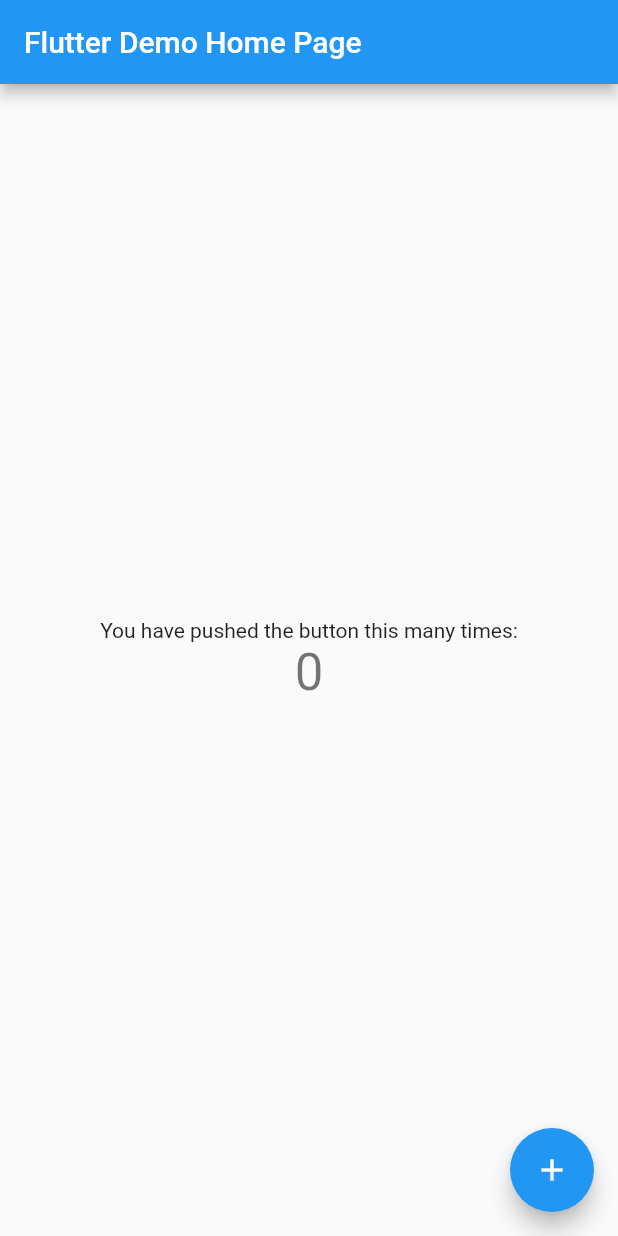
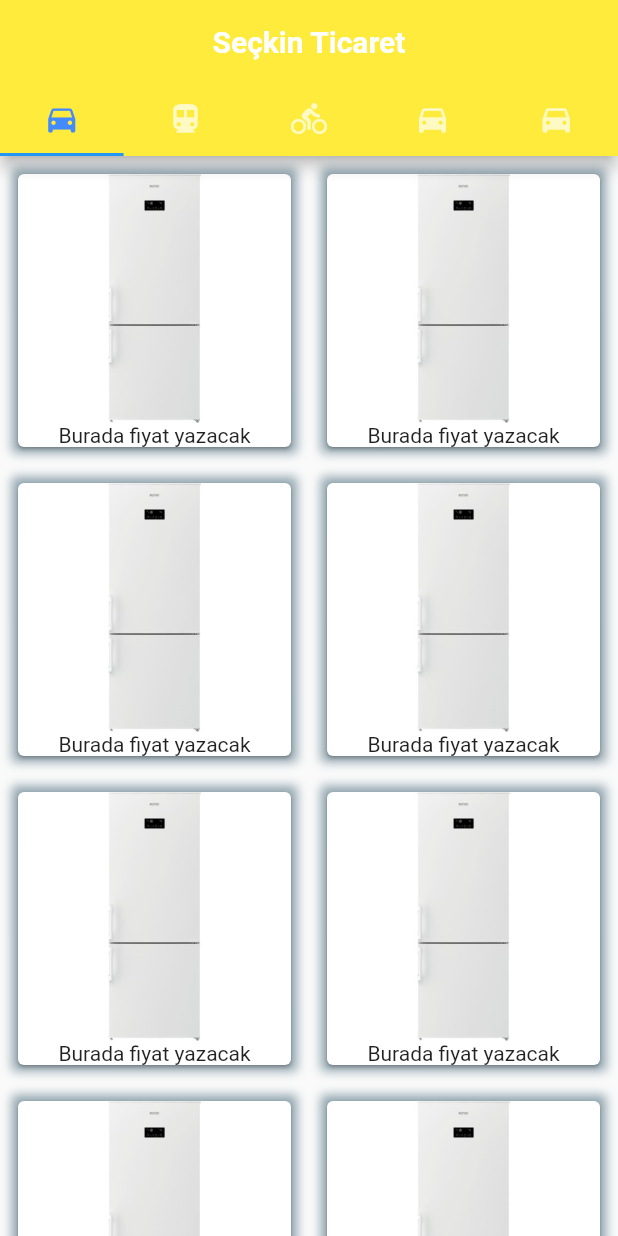
Before and after one commit to cbeyzaduzen/seckin_ticarett, a Flutter app: the screen it shows after launch, on a phone screen of 412 x 824 dp. Run offline on Flutter 3.47's test engine with Material 2 defaults, Android fonts, the phone set to English and light mode, and no system bars.

Commit message:
uygulama sayfaları oluşturuldu

```diff
--- a/lib/main.dart
+++ b/lib/main.dart
@@ -1,117 +1,53 @@
 import 'package:flutter/material.dart';
+import 'package:seckin_ticarett/sayfalar/bulasik.dart';
+import 'package:seckin_ticarett/sayfalar/buzdolab%C4%B1.dart';
+import 'package:seckin_ticarett/sayfalar/camasir.dart';
+import 'package:seckin_ticarett/sayfalar/kucukevalet.dart';
+import 'package:seckin_ticarett/sayfalar/tv.dart';
 
 void main() {
   runApp(MyApp());
 }
 
 class MyApp extends StatelessWidget {
-  // This widget is the root of your application.
   @override
   Widget build(BuildContext context) {
     return MaterialApp(
-      title: 'Flutter Demo',
-      theme: ThemeData(
-        // This is the theme of your application.
-        //
-        // Try running your application with "flutter run". You'll see the
-        // application has a blue toolbar. Then, without quitting the app, try
-        // changing the primarySwatch below to Colors.green and then invoke
-        // "hot reload" (press "r" in the console where you ran "flutter run",
-        // or simply save your changes to "hot reload" in a Flutter IDE).
-        // Notice that the counter didn't reset back to zero; the application
-        // is not restarted.
-        primarySwatch: Colors.blue,
-        // This makes the visual density adapt to the platform that you run
-        // the app on. For desktop platforms, the controls will be smaller and
-        // closer together (more dense) than on mobile platforms.
-        visualDensity: VisualDensity.adaptivePlatformDensity,
+      debugShowCheckedModeBanner: false,
+      home: DefaultTabController(
+
+        length: 5,
+        child: Scaffold(
+          appBar: AppBar(
+            backgroundColor: Colors.yellow,
+            bottom: TabBar(
+              tabs: [
+                Tab(icon: Icon(Icons.directions_car,color:  Colors.blueAccent,)),
+                Tab(icon: Icon(Icons.directions_transit)),
+                Tab(icon: Icon(Icons.directions_bike)),
+                Tab(icon: Icon(Icons.directions_car)),
+                Tab(icon: Icon(Icons.directions_car)),
+              ],
+            ),
+            title: Center(
+              child: Text(
+                'Seçkin Ticaret',
+                style: TextStyle(fontWeight: FontWeight.bold),
+
+              ),
+            ),
+          ),
+          body: TabBarView(
+            children: [
+              BuzdolabiPage(),
+              CamasirPage(),
+              BulasikPage(),
+              TvPage(),
+              KucukEvAletPage(),
+            ],
+          ),
+        ),
       ),
-      home: MyHomePage(title: 'Flutter Demo Home Page'),
     );
   }
 }
-
-class MyHomePage extends StatefulWidget {
-  MyHomePage({Key key, this.title}) : super(key: key);
-
-  // This widget is the home page of your application. It is stateful, meaning
-  // that it has a State object (defined below) that contains fields that affect
-  // how it looks.
-
-  // This class is the configuration for the state. It holds the values (in this
-  // case the title) provided by the parent (in this case the App widget) and
-  // used by the build method of the State. Fields in a Widget subclass are
-  // always marked "final".
-
-  final String title;
-
-  @override
-  _MyHomePageState createState() => _MyHomePageState();
-}
-
-class _MyHomePageState extends State<MyHomePage> {
-  int _counter = 0;
-
-  void _incrementCounter() {
-    setState(() {
-      // This call to setState tells the Flutter framework that something has
-      // changed in this State, which causes it to rerun the build method below
-      // so that the display can reflect the updated values. If we changed
-      // _counter without calling setState(), then the build method would not be
-      // called again, and so nothing would appear to happen.
-      _counter++;
-    });
-  }
-
-  @override
-  Widget build(BuildContext context) {
-    // This method is rerun every time setState is called, for instance as done
-    // by the _incrementCounter method above.
-    //
-    // The Flutter framework has been optimized to make rerunning build methods
-    // fast, so that you can just rebuild anything that needs updating rather
-    // than having to individually change instances of widgets.
-    return Scaffold(
-      appBar: AppBar(
-        // Here we take the value from the MyHomePage object that was created by
-        // the App.build method, and use it to set our appbar title.
-        title: Text(widget.title),
-      ),
-      body: Center(
-        // Center is a layout widget. It takes a single child and positions it
-        // in the middle of the parent.
-        child: Column(
-          // Column is also a layout widget. It takes a list of children and
-          // arranges them vertically. By default, it sizes itself to fit its
-          // children horizontally, and tries to be as tall as its parent.
-          //
-          // Invoke "debug painting" (press "p" in the console, choose the
-          // "Toggle Debug Paint" action from the Flutter Inspector in Android
-          // Studio, or the "Toggle Debug Paint" command in Visual Studio Code)
-          // to see the wireframe for each widget.
-          //
-          // Column has various properties to control how it sizes itself and
-          // how it positions its children. Here we use mainAxisAlignment to
-          // center the children vertically; the main axis here is the vertical
-          // axis because Columns are vertical (the cross axis would be
-          // horizontal).
-          mainAxisAlignment: MainAxisAlignment.center,
-          children: <Widget>[
-            Text(
-              'You have pushed the button this many times:',
-            ),
-            Text(
-              '$_counter',
-              style: Theme.of(context).textTheme.headline4,
-            ),
-          ],
-        ),
-      ),
-      floatingActionButton: FloatingActionButton(
-        onPressed: _incrementCounter,
-        tooltip: 'Increment',
-        child: Icon(Icons.add),
-      ), // This trailing comma makes auto-formatting nicer for build methods.
-    );
-  }
-}
--- /dev/null
+++ b/lib/sayfalar/bulasik.dart
@@ -0,0 +1,13 @@
+import 'package:flutter/material.dart';
+
+class BulasikPage extends StatefulWidget {
+  @override
+  _BulasikPageState createState() => _BulasikPageState();
+}
+
+class _BulasikPageState extends State<BulasikPage> {
+  @override
+  Widget build(BuildContext context) {
+    return Container();
+  }
+}
--- /dev/null
+++ b/lib/sayfalar/buzdolabı.dart
@@ -0,0 +1,41 @@
+import 'package:flutter/material.dart';
+
+class BuzdolabiPage extends StatefulWidget {
+  @override
+  _BuzdolabiPageState createState() => _BuzdolabiPageState();
+}
+
+class _BuzdolabiPageState extends State<BuzdolabiPage> {
+  @override
+  Widget build(BuildContext context) {
+    return Scaffold(
+      body: GridView.builder(
+        gridDelegate:
+            SliverGridDelegateWithFixedCrossAxisCount(crossAxisCount: 2),
+        itemBuilder: (_, int index) {
+          return Container(
+            margin: const EdgeInsets.all(8),
+            child: Card(
+
+              child: Column(
+                children: [
+                  Expanded(child: Image.asset("assets/buz.jpg")),
+                  Text("Burada fiyat yazacak"),
+                ],
+              ),
+            ),
+            decoration: new BoxDecoration(
+        boxShadow: [
+          new BoxShadow(
+            color: Colors.blueGrey[300],
+            blurRadius: 5.0,
+          ),
+        ],
+
+      ),
+          );
+        },
+      ),
+    );
+  }
+}
--- /dev/null
+++ b/lib/sayfalar/camasir.dart
@@ -0,0 +1,13 @@
+import 'package:flutter/material.dart';
+
+class CamasirPage extends StatefulWidget {
+  @override
+  _CamasirPageState createState() => _CamasirPageState();
+}
+
+class _CamasirPageState extends State<CamasirPage> {
+  @override
+  Widget build(BuildContext context) {
+    return Container();
+  }
+}
--- /dev/null
+++ b/lib/sayfalar/kucukevalet.dart
@@ -0,0 +1,13 @@
+import 'package:flutter/material.dart';
+
+class KucukEvAletPage extends StatefulWidget {
+  @override
+  _KucukEvAletPageState createState() => _KucukEvAletPageState();
+}
+
+class _KucukEvAletPageState extends State<KucukEvAletPage> {
+  @override
+  Widget build(BuildContext context) {
+    return Container();
+  }
+}
--- /dev/null
+++ b/lib/sayfalar/tv.dart
@@ -0,0 +1,13 @@
+import 'package:flutter/material.dart';
+
+class TvPage extends StatefulWidget {
+  @override
+  _TvPageState createState() => _TvPageState();
+}
+
+class _TvPageState extends State<TvPage> {
+  @override
+  Widget build(BuildContext context) {
+    return Container();
+  }
+}
--- a/pubspec.yaml
+++ b/pubspec.yaml
@@ -45,8 +45,8 @@ flutter:
   uses-material-design: true
 
   # To add assets to your application, add an assets section, like this:
-  # assets:
-  #   - images/a_dot_burr.jpeg
+  assets:
+    - assets/
   #   - images/a_dot_ham.jpeg
 
   # An image asset can refer to one or more resolution-specific "variants", see
```
Also changed, not shown: assets/buz.jpg (added), 1 other file.
